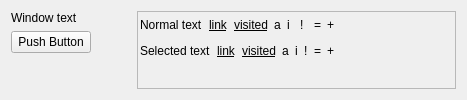
Qt form kcontrol/colors/preview.ui (mgottschlag/kwin-tiling) before a commit.
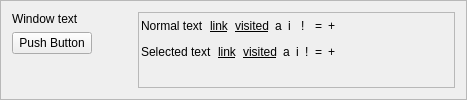
The same form after that commit.

Commit message: improve preview widget: - clean up the .ui a bit, set frame style there (instead of needing to write code to do it) - inherit from the ui so we can access widgets more easily - fix background painting, works now - implement foreground color roles (not in ctor, must use setPalette())

Diff of the .ui file:
```diff
--- a/kcontrol/colors/preview.ui
+++ b/kcontrol/colors/preview.ui
@@ -15,6 +15,12 @@
     <verstretch>0</verstretch>
    </sizepolicy>
   </property>
+  <property name="frameShape" >
+   <enum>QFrame::StyledPanel</enum>
+  </property>
+  <property name="frameShadow" >
+   <enum>QFrame::Sunken</enum>
+  </property>
   <layout class="QGridLayout" >
    <item row="0" column="0" >
     <widget class="QLabel" name="label" >
```
Left out of the diff: 18 changed lines with no effect on the pictures. The commit also changes 2 other files.
